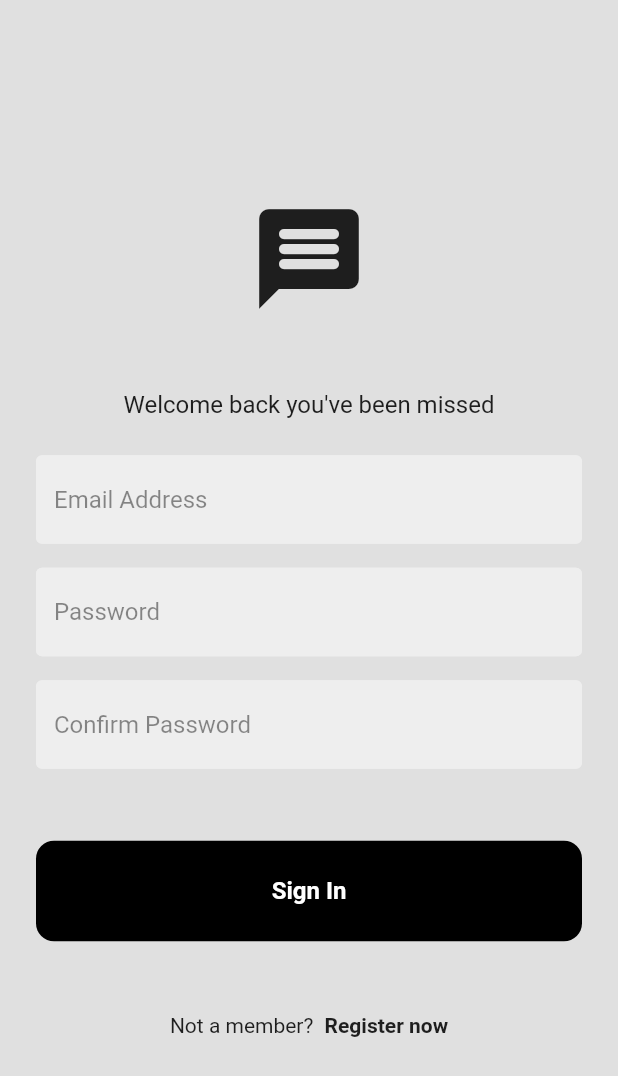
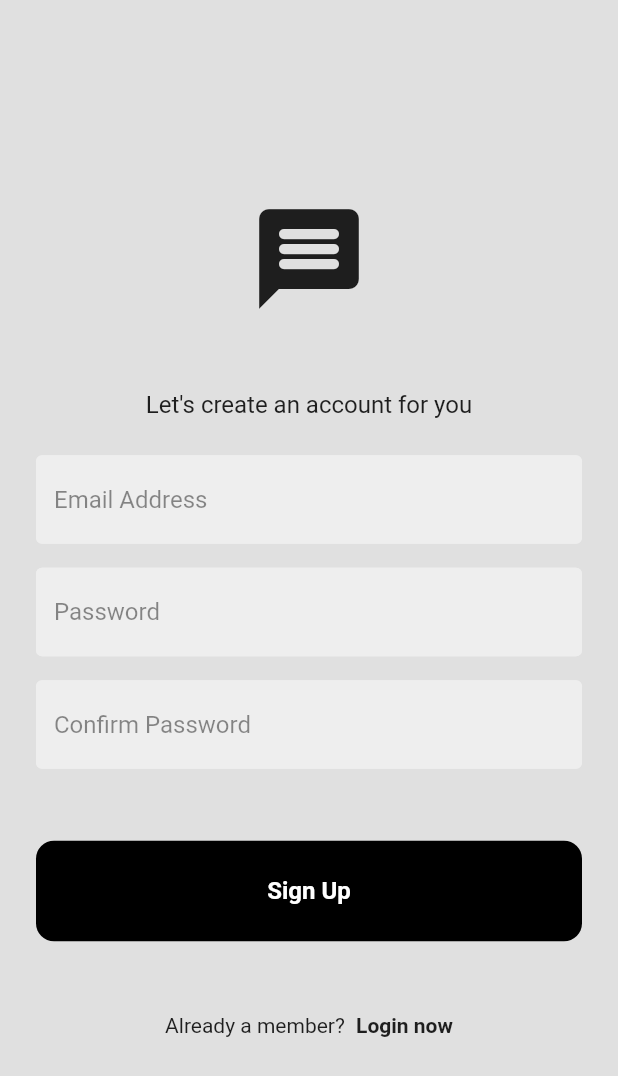
Before and after one commit to KenStarry/Flutter_Mini_Projects, a Flutter app: the screen it shows after launch, on a phone screen of 412 x 824 dp. Shown: the top 1076 px of the screen. Run offline on Flutter 3.47's test engine with Material 2 defaults, Android fonts, the phone set to English and light mode, and no system bars; our stand-ins replace connectivity_plus, firebase_auth, firebase_core, flutter_local_notifications, get, graphql_flutter and 9 more; missing offline and left inert: open_document, webview_flutter_android, webview_flutter_wkwebview; accounts and stored records are empty.

Commit message:
Modified on tap for login and register

```diff
--- a/chatty_flutter/lib/pages/register_page.dart
+++ b/chatty_flutter/lib/pages/register_page.dart
@@ -4,7 +4,10 @@ import '../components/my_button.dart';
 import '../components/my_text_field.dart';
 
 class RegisterPage extends StatefulWidget {
-  const RegisterPage({super.key});
+
+  final void Function()? onLoginTap;
+
+  const RegisterPage({super.key, required this.onLoginTap});
 
   @override
   State<RegisterPage> createState() => _RegisterPageState();
@@ -15,6 +18,8 @@ class _RegisterPageState extends State<RegisterPage> {
   final emailController = TextEditingController();
   final passwordController = TextEditingController();
   final confirmPasswordController = TextEditingController();
+
+  void signUp() {}
 
   @override
   Widget build(BuildContext context) {
@@ -28,14 +33,14 @@ class _RegisterPageState extends State<RegisterPage> {
               mainAxisAlignment: MainAxisAlignment.center,
               children: [
                 //  logo
-                Icon(
+                const Icon(
                   Icons.message_rounded,
                   size: 80,
                 ),
 
                 const SizedBox(height: 48),
 
-                Text("Welcome back you've been missed",
+                const Text("Let's create an account for you",
                     style: TextStyle(fontSize: 16)),
 
                 const SizedBox(height: 24),
@@ -61,20 +66,23 @@ class _RegisterPageState extends State<RegisterPage> {
 
                 const SizedBox(height: 48),
 
-                MyButton(text: "Sign In", onTap: () {}),
+                MyButton(text: "Sign Up", onTap: () {}),
 
                 const SizedBox(height: 48),
 
-                const Row(
+                Row(
                   mainAxisAlignment: MainAxisAlignment.center,
                   children: [
-                    Text("Not a member? "),
-                    SizedBox(
+                    const Text("Already a member? "),
+                    const SizedBox(
                       width: 4,
                     ),
-                    Text(
-                      "Register now",
-                      style: TextStyle(fontWeight: FontWeight.bold),
+                    GestureDetector(
+                      onTap: widget.onLoginTap,
+                      child: const Text(
+                        "Login now",
+                        style: TextStyle(fontWeight: FontWeight.bold),
+                      ),
                     )
                   ],
                 )
```
Also changed, not shown: chatty_flutter/lib/pages/login_page.dart (+15 -7 lines).
